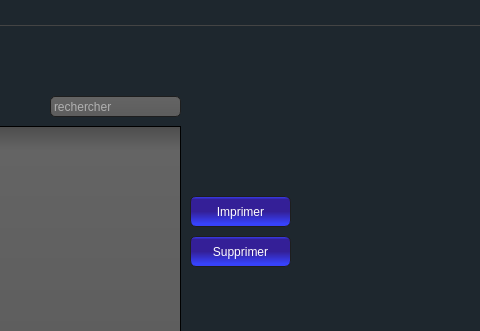
The window that mainwindow.ui (soumaya-nheri/Smart-Restaurant-2A27) describes before a commit, drawn with Qt 5; both pictures show x 501 to 981 and y 0 to 331 of the 1155 by 655 pixel window.
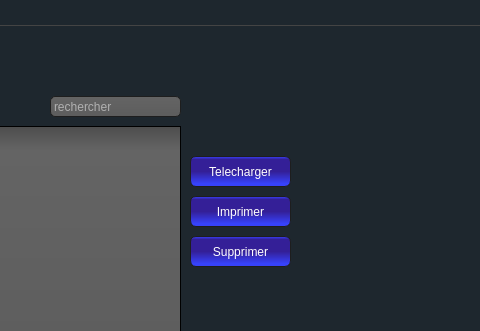
The same window after the commit. The open tabs and pages were chosen to show the change. Icons and pictures are not drawn. Custom widgets are drawn as their Qt base class.

What changed in the file:
```diff
--- a/mainwindow.ui
+++ b/mainwindow.ui
@@ -2389,6 +2389,19 @@
          </size>
         </property>
        </widget>
+       <widget class="QPushButton" name="pushButton_13_reservation_2">
+        <property name="geometry">
+         <rect>
+          <x>690</x>
+          <y>130</y>
+          <width>101</width>
+          <height>31</height>
+         </rect>
+        </property>
+        <property name="text">
+         <string>Telecharger</string>
+        </property>
+       </widget>
       </widget>
       <widget class="QWidget" name="Modifier_2">
        <attribute name="title">
```
Left out of the diff: 15 changed lines with no effect on the pictures.
